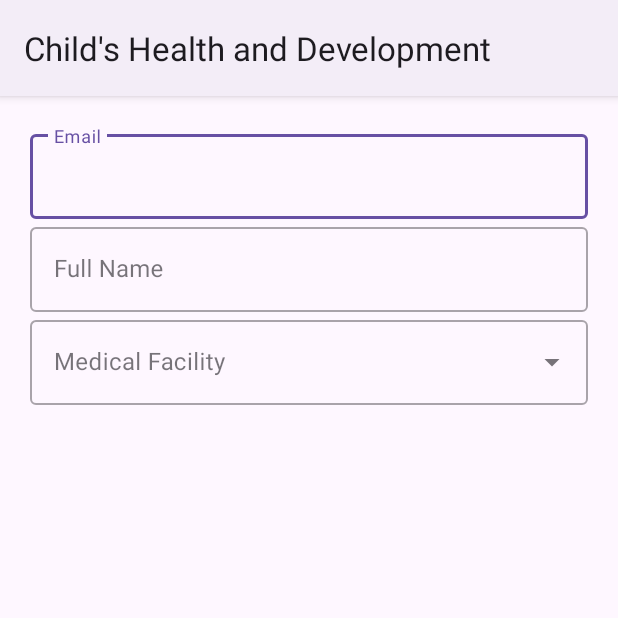
After one commit to Gayane2502/Gayane_250208, an Android app: the DoctorDetails screen opened directly, with no data from a screen before it, on a phone screen of 412 x 824 dp, the top half of it. The commit adds this screen. Run offline under Robolectric (Android 15) with nearby library versions, the phone set to English and light mode, and no system bars.

Commit message:
Child's H&D 3

```diff
--- a/app/build.gradle
+++ b/app/build.gradle
@@ -41,6 +41,7 @@ dependencies {
     implementation 'androidx.lifecycle:lifecycle-livedata-ktx:2.4.1'
     implementation 'androidx.lifecycle:lifecycle-viewmodel-ktx:2.4.1'
     implementation 'com.google.firebase:firebase-auth-ktx:21.1.0'
+    implementation 'com.google.firebase:firebase-database-ktx:20.2.1'
     testImplementation 'junit:junit:4.13.2'
     androidTestImplementation 'androidx.test.ext:junit:1.1.5'
     androidTestImplementation 'androidx.test.espresso:espresso-core:3.5.1'
--- /dev/null
+++ b/app/src/main/java/com/example/myapplication/DoctorDetails.java
@@ -0,0 +1,35 @@
+package com.example.myapplication;
+
+import androidx.appcompat.app.AppCompatActivity;
+
+import android.os.Bundle;
+import android.view.View;
+import android.widget.AdapterView;
+import android.widget.ArrayAdapter;
+import android.widget.AutoCompleteTextView;
+import android.widget.Toast;
+
+public class DoctorDetails extends AppCompatActivity {
+
+    String[] item = {"Դավիդյանց պոլիկլինիկաներ", "Վան ստոմատոլոգիական պոլիկլինիկա", "№17 պոլիկլինիկա", "Արտաշիսյան մանկական պոլիկլինիկա", "Նորագավիթ պոլիկլինիկա"};
+    AutoCompleteTextView autoCompleteTextView;
+    ArrayAdapter<String> adapterItems;
+    @Override
+    protected void onCreate(Bundle savedInstanceState) {
+        super.onCreate(savedInstanceState);
+        setContentView(R.layout.activity_doctor_details);
+
+        autoCompleteTextView = findViewById(R.id.dropdown_menu);
+        adapterItems = new ArrayAdapter<String>(this, R.layout.list_item, item);
+
+        autoCompleteTextView.setAdapter(adapterItems);
+
+        autoCompleteTextView.setOnItemClickListener(new AdapterView.OnItemClickListener() {
+            @Override
+            public void onItemClick(AdapterView<?> adapterView, View view, int i, long l) {
+                String item = adapterView.getItemAtPosition(i).toString();
+                Toast.makeText(DoctorDetails.this, "Item: "+item, Toast.LENGTH_SHORT).show();
+            }
+        });
+    }
+}
--- /dev/null
+++ b/app/src/main/res/layout/activity_doctor_details.xml
@@ -0,0 +1,61 @@
+<?xml version="1.0" encoding="utf-8"?>
+<LinearLayout xmlns:android="http://schemas.android.com/apk/res/android"
+    xmlns:app="http://schemas.android.com/apk/res-auto"
+    xmlns:tools="http://schemas.android.com/tools"
+    android:layout_width="match_parent"
+    android:layout_height="match_parent"
+    android:padding="20dp"
+    tools:context=".DoctorDetails">
+
+
+    <LinearLayout
+        android:layout_width="match_parent"
+        android:layout_height="wrap_content"
+        android:orientation="vertical">
+
+
+        <com.google.android.material.textfield.TextInputLayout
+            android:id="@+id/email_edittext"
+            style="@style/Widget.MaterialComponents.TextInputLayout.OutlinedBox"
+            android:layout_width="match_parent"
+            android:layout_height="wrap_content"
+            android:ems="10"
+            android:hint="@string/emaild">
+
+            <com.google.android.material.textfield.TextInputEditText
+                android:layout_width="match_parent"
+                android:layout_height="wrap_content"
+                android:inputType="textEmailAddress" />
+
+        </com.google.android.material.textfield.TextInputLayout>
+
+        <com.google.android.material.textfield.TextInputLayout
+            android:id="@+id/fullname_edittext"
+            style="@style/Widget.MaterialComponents.TextInputLayout.OutlinedBox"
+            android:layout_width="match_parent"
+            android:layout_height="wrap_content"
+            android:ems="10"
+            android:hint="Full Name">
+
+            <com.google.android.material.textfield.TextInputEditText
+                android:layout_width="match_parent"
+                android:layout_height="wrap_content"
+                android:inputType="textPersonName" />
+        </com.google.android.material.textfield.TextInputLayout>
+
+        <com.google.android.material.textfield.TextInputLayout
+            android:layout_width="match_parent"
+            android:layout_height="wrap_content"
+            android:hint="Medical Facility"
+            style="@style/Widget.MaterialComponents.TextInputLayout.OutlinedBox.ExposedDropdownMenu">
+
+            <AutoCompleteTextView
+                android:id="@+id/dropdown_menu"
+                android:layout_width="match_parent"
+                android:layout_height="wrap_content"
+                android:inputType="none"/>
+        </com.google.android.material.textfield.TextInputLayout>
+
+
+    </LinearLayout>
+</LinearLayout>
--- a/app/src/main/res/layout/activity_first.xml
+++ b/app/src/main/res/layout/activity_first.xml
@@ -3,7 +3,8 @@
     android:id="@+id/activity_main"
     android:layout_width="match_parent"
     android:layout_height="match_parent"
-    android:orientation="vertical">
+    android:orientation="vertical"
+    >
 
 
     <TextView
--- a/app/src/main/res/values/strings.xml
+++ b/app/src/main/res/values/strings.xml
@@ -12,4 +12,8 @@
     <string name="password">Password</string>
     <string name="email">Email</string>
     <string name="register">Register</string>
+    <string name="hello_world">Hello world!</string>
+    <string name="log_out">Log out</string>
+    <string name="confirm_password">Confirm Password</string>
+    <string name="emaild">Email</string>
 </resources>
```
Also changed, not shown: app/src/main/AndroidManifest.xml (+16 -8 lines), app/src/main/java/com/example/myapplication/HealthSections.java (added, +14 -0 lines), app/src/main/java/com/example/myapplication/Login.java (+71 -0 lines), app/src/main/java/com/example/myapplication/MainActivity.java (added, +47 -0 lines), app/src/main/java/com/example/myapplication/Register.java (+16 -0 lines), app/src/main/res/layout/activity_health_sections.xml (added, +11 -0 lines), app/src/main/res/layout/activity_login.xml (+7 -3 lines), app/src/main/res/layout/activity_main.xml (added, +23 -0 lines), app/src/main/res/layout/activity_register.xml (+16 -1 lines), app/src/main/res/layout/list_item.xml (added, +10 -0 lines), app/src/main/res/drawable/background.jpg (added).
